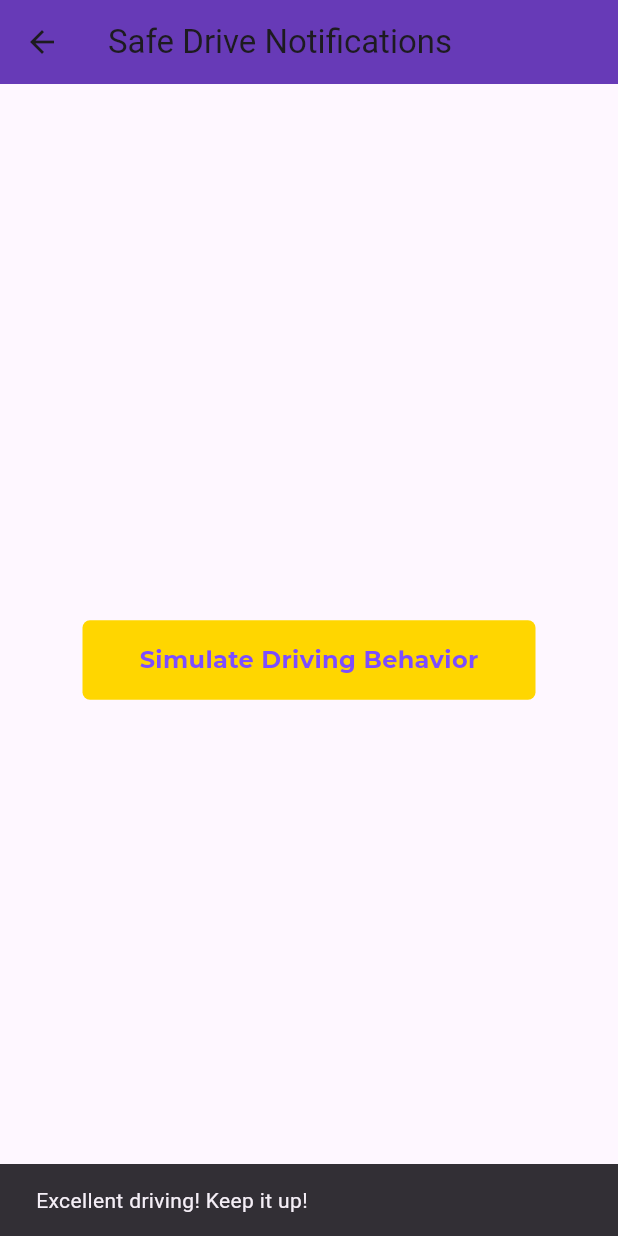
After one commit to adlinzahid/SafeDrive, a Flutter app: the Notifications screen opened directly, after a tap on "Simulate Driving Behavior", on a phone screen of 412 x 824 dp. The commit adds this screen. Run offline on Flutter 3.47's test engine with Material 3 defaults, Android fonts, the phone set to English and light mode, and no system bars; our stand-ins replace animated_splash_screen, cloud_firestore, firebase_auth, firebase_core, geolocator, google_nav_bar and 2 more; accounts and stored records are empty; project files that could hold a hidden picture were left out.

Commit message:
Saved local changes before pull

```diff
--- a/lib/ui_screens/settings/settings.dart
+++ b/lib/ui_screens/settings/settings.dart
@@ -56,7 +56,7 @@ class _SettingsState extends State<Settings> {
                 trailing:
                     const Icon(Icons.arrow_forward_ios, color: Colors.white),
                 onTap: () {
-                  Navigator.pushNamed(context, 'Notifications'); // route
+                  Navigator.pushNamed(context, '/notifications'); // route
                 },
               ),
               ListTile(
--- /dev/null
+++ b/lib/ui_screens/user_profile/notifications.dart
@@ -0,0 +1,57 @@
+import 'package:flutter/material.dart';
+import 'package:safe_drive/components/safedrivebutton.dart';
+
+class Notifications extends StatelessWidget {
+  const Notifications({super.key});
+
+  // Function to show a driving behavior notification
+  static void showDrivingAlert(BuildContext context, String message) {
+    ScaffoldMessenger.of(context).showSnackBar(
+      SnackBar(
+        content: Text(message),
+        duration: const Duration(seconds: 3),
+      ),
+    );
+  }
+
+  @override
+  Widget build(BuildContext context) {
+    return Scaffold(
+      appBar: AppBar(
+        title: const Text("Safe Drive Notifications"),
+        backgroundColor: Colors.deepPurple,
+      ),
+      body: Padding(
+        padding: const EdgeInsets.all(20.0),
+        child: Column(
+          crossAxisAlignment: CrossAxisAlignment.center,
+          mainAxisAlignment: MainAxisAlignment.center,
+          children: [
+
+            Safedrivebutton(
+              text: "Simulate Driving Behavior",
+              onTap: () {
+                // Simulate different driving behavior based on the speed
+                _simulateDrivingSpeed(context);
+              },
+            ),
+          ],
+        ),
+      ),
+    );
+  }
+
+  // Simulate different driving behavior and show alerts
+  void _simulateDrivingSpeed(BuildContext context) {
+    // Simulate a random speed (for example, a random number between 40 and 120 km/h)
+    double simulatedSpeed = 40 + (100 * (0.5 - 0.1));  // Simulated random speed
+
+    if (simulatedSpeed > 100) {
+      Notifications.showDrivingAlert(context, 'You are driving too fast! Please slow down.');
+    } else if (simulatedSpeed < 50) {
+      Notifications.showDrivingAlert(context, 'You are driving too slow. Keep going!');
+    } else {
+      Notifications.showDrivingAlert(context, 'Excellent driving! Keep it up!');
+    }
+  }
+}
--- a/pubspec.yaml
+++ b/pubspec.yaml
@@ -30,7 +30,6 @@ environment:
 dependencies:
   flutter:
     sdk: flutter
-
 
   # The following adds the Cupertino Icons font to your application.
   # Use with the CupertinoIcons class for iOS style icons.
```
